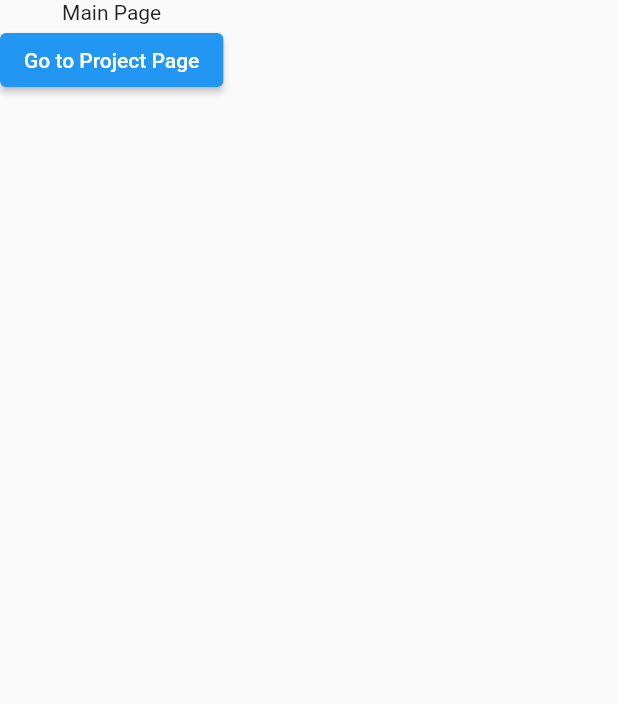
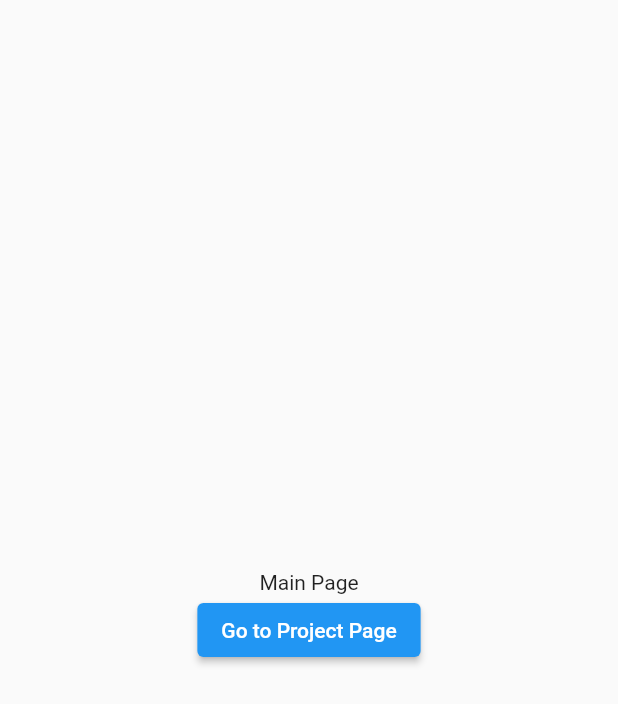
Before and after one commit to Folio-kr/folio, a Flutter app: the MainPage screen opened directly, on a phone screen of 412 x 824 dp. Shown: the top 704 px of the screen. Run offline on Flutter 3.47's test engine with Material 2 defaults, Android fonts, the light colour scheme and no system bars; our stand-ins replace freezed_annotation, get, responsive_builder.

Commit message:
update main page #6

```diff
--- a/folio_flutter/lib/views/main_page/main_page.dart
+++ b/folio_flutter/lib/views/main_page/main_page.dart
@@ -5,7 +5,7 @@ class MainPage extends StatelessWidget {
   @override
   Widget build(BuildContext context) {
     return Scaffold(
-      body: _MainBody(),
+      body: SafeArea(child: _MainBody()),
     );
   }
 }
@@ -13,7 +13,8 @@ class MainPage extends StatelessWidget {
 class _MainBody extends StatelessWidget {
   @override
   Widget build(BuildContext context) {
-    return SingleChildScrollView(
+    return Center(
+      child: SingleChildScrollView(
           child: Column(
         children: [
           Text('Main Page'),
@@ -24,6 +25,7 @@ class _MainBody extends StatelessWidget {
             child: Text('Go to Project Page'),
           ),
         ],
-    ));
+      )),
+    );
   }
 }
```
Lines whose indentation alone changed are shown as unchanged.
